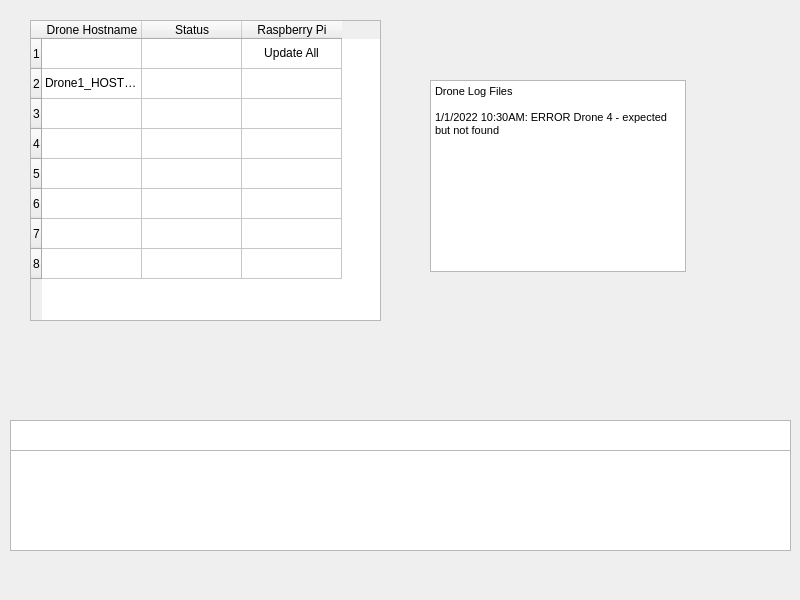
Qt form ground/gui/dialog.ui (uas-at-ucla/aviata) before a commit.
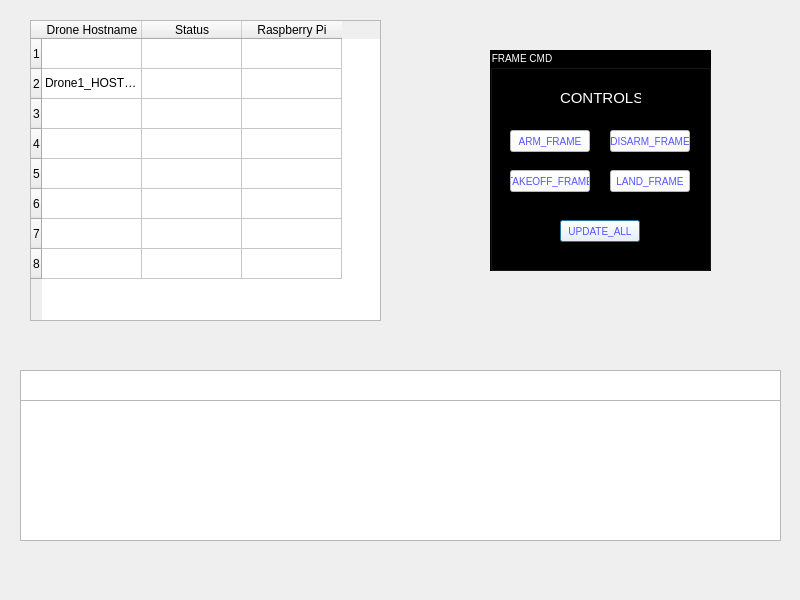
The same form after that commit.

The edit to the form file:
```diff
--- a/ground/gui/dialog.ui
+++ b/ground/gui/dialog.ui
@@ -90,7 +90,7 @@
    </item>
    <item row="0" column="2">
     <property name="text">
-     <string>Update All</string>
+     <string/>
     </property>
     <property name="textAlignment">
      <set>AlignCenter</set>
@@ -111,32 +111,13 @@
     </property>
    </item>
   </widget>
-  <widget class="QTextBrowser" name="textBrowser">
-   <property name="geometry">
-    <rect>
-     <x>430</x>
-     <y>80</y>
-     <width>256</width>
-     <height>192</height>
-    </rect>
-   </property>
-   <property name="html">
-    <string>&lt;!DOCTYPE HTML PUBLIC &quot;-//W3C//DTD HTML 4.0//EN&quot; &quot;http://www.w3.org/TR/REC-html40/strict.dtd&quot;&gt;
-&lt;html&gt;&lt;head&gt;&lt;meta name=&quot;qrichtext&quot; content=&quot;1&quot; /&gt;&lt;style type=&quot;text/css&quot;&gt;
-p, li { white-space: pre-wrap; }
-&lt;/style&gt;&lt;/head&gt;&lt;body style=&quot; font-family:'MS Shell Dlg 2'; font-size:8.25pt; font-weight:400; font-style:normal;&quot;&gt;
-&lt;p style=&quot; margin-top:0px; margin-bottom:0px; margin-left:0px; margin-right:0px; -qt-block-indent:0; text-indent:0px;&quot;&gt;Drone Log Files&lt;/p&gt;
-&lt;p style=&quot;-qt-paragraph-type:empty; margin-top:0px; margin-bottom:0px; margin-left:0px; margin-right:0px; -qt-block-indent:0; text-indent:0px;&quot;&gt;&lt;br /&gt;&lt;/p&gt;
-&lt;p style=&quot; margin-top:0px; margin-bottom:0px; margin-left:0px; margin-right:0px; -qt-block-indent:0; text-indent:0px;&quot;&gt;1/1/2022 10:30AM: ERROR Drone 4 - expected but not found&lt;/p&gt;&lt;/body&gt;&lt;/html&gt;</string>
-   </property>
-  </widget>
   <widget class="QTextBrowser" name="textBrowser_2">
    <property name="geometry">
     <rect>
-     <x>10</x>
-     <y>450</y>
-     <width>781</width>
-     <height>101</height>
+     <x>20</x>
+     <y>400</y>
+     <width>761</width>
+     <height>141</height>
     </rect>
    </property>
    <property name="html">
@@ -144,15 +125,15 @@
 &lt;html&gt;&lt;head&gt;&lt;meta name=&quot;qrichtext&quot; content=&quot;1&quot; /&gt;&lt;style type=&quot;text/css&quot;&gt;
 p, li { white-space: pre-wrap; }
 &lt;/style&gt;&lt;/head&gt;&lt;body style=&quot; font-family:'MS Shell Dlg 2'; font-size:8.25pt; font-weight:400; font-style:normal;&quot;&gt;
-&lt;p style=&quot;-qt-paragraph-type:empty; margin-top:0px; margin-bottom:0px; margin-left:0px; margin-right:0px; -qt-block-indent:0; text-indent:0px;&quot;&gt;&lt;br /&gt;&lt;/p&gt;&lt;/body&gt;&lt;/html&gt;</string>
+&lt;p style=&quot; margin-top:0px; margin-bottom:0px; margin-left:0px; margin-right:0px; -qt-block-indent:0; text-indent:0px;&quot;&gt;&lt;span style=&quot; font-size:6pt; color:#ffffff;&quot;&gt;3/5/22 3:06AM: ERROR Drone 5 - expected but not found&lt;/span&gt;&lt;/p&gt;&lt;/body&gt;&lt;/html&gt;</string>
    </property>
   </widget>
   <widget class="QTextBrowser" name="textBrowser_3">
    <property name="geometry">
     <rect>
-     <x>10</x>
-     <y>420</y>
-     <width>781</width>
+     <x>20</x>
+     <y>370</y>
+     <width>761</width>
      <height>31</height>
     </rect>
    </property>
@@ -164,6 +145,127 @@
 &lt;p style=&quot; margin-top:0px; margin-bottom:0px; margin-left:0px; margin-right:0px; -qt-block-indent:0; text-indent:0px;&quot;&gt;&lt;span style=&quot; font-family:'monospace'; font-size:12pt; color:#ffffff;&quot;&gt;  Drone Log&lt;/span&gt;&lt;/p&gt;&lt;/body&gt;&lt;/html&gt;</string>
    </property>
   </widget>
+  <widget class="QGroupBox" name="groupBox">
+   <property name="geometry">
+    <rect>
+     <x>490</x>
+     <y>50</y>
+     <width>221</width>
+     <height>221</height>
+    </rect>
+   </property>
+   <property name="styleSheet">
+    <string notr="true">font-size: 10px !important;
+background-color: rgb(0, 0, 0);
+color: rgb(255, 255, 255);
+font-size: 10px;</string>
+   </property>
+   <property name="title">
+    <string>FRAME CMD</string>
+   </property>
+   <widget class="QPushButton" name="pushButton">
+    <property name="geometry">
+     <rect>
+      <x>70</x>
+      <y>170</y>
+      <width>80</width>
+      <height>22</height>
+     </rect>
+    </property>
+    <property name="styleSheet">
+     <string notr="true">background-color: rgb(255, 255, 255);
+color: rgb(85, 85, 255);</string>
+    </property>
+    <property name="text">
+     <string>UPDATE_ALL</string>
+    </property>
+   </widget>
+   <widget class="QPushButton" name="pushButton_2">
+    <property name="geometry">
+     <rect>
+      <x>20</x>
+      <y>80</y>
+      <width>80</width>
+      <height>22</height>
+     </rect>
+    </property>
+    <property name="styleSheet">
+     <string notr="true">background-color: rgb(255, 255, 255);
+color: rgb(85, 85, 255);</string>
+    </property>
+    <property name="text">
+     <string>ARM_FRAME</string>
+    </property>
+   </widget>
+   <widget class="QPushButton" name="pushButton_3">
+    <property name="geometry">
+     <rect>
+      <x>120</x>
+      <y>80</y>
+      <width>80</width>
+      <height>22</height>
+     </rect>
+    </property>
+    <property name="styleSheet">
+     <string notr="true">background-color: rgb(255, 255, 255);
+color: rgb(85, 85, 255);
+font-size: 10px;</string>
+    </property>
+    <property name="text">
+     <string>DISARM_FRAME</string>
+    </property>
+   </widget>
+   <widget class="QPushButton" name="pushButton_4">
+    <property name="geometry">
+     <rect>
+      <x>120</x>
+      <y>120</y>
+      <width>80</width>
+      <height>22</height>
+     </rect>
+    </property>
+    <property name="styleSheet">
+     <string notr="true">background-color: rgb(255, 255, 255);
+color: rgb(85, 85, 255);</string>
+    </property>
+    <property name="text">
+     <string>LAND_FRAME</string>
+    </property>
+   </widget>
+   <widget class="QPushButton" name="pushButton_5">
+    <property name="geometry">
+     <rect>
+      <x>20</x>
+      <y>120</y>
+      <width>80</width>
+      <height>22</height>
+     </rect>
+    </property>
+    <property name="styleSheet">
+     <string notr="true">background-color: rgb(255, 255, 255);
+color: rgb(85, 85, 255);</string>
+    </property>
+    <property name="text">
+     <string>TAKEOFF_FRAME</string>
+    </property>
+   </widget>
+   <widget class="QLabel" name="label">
+    <property name="geometry">
+     <rect>
+      <x>70</x>
+      <y>40</y>
+      <width>81</width>
+      <height>16</height>
+     </rect>
+    </property>
+    <property name="styleSheet">
+     <string notr="true">font-size: 15px;</string>
+    </property>
+    <property name="text">
+     <string>CONTROLS</string>
+    </property>
+   </widget>
+  </widget>
  </widget>
  <resources/>
  <connections/>
```
